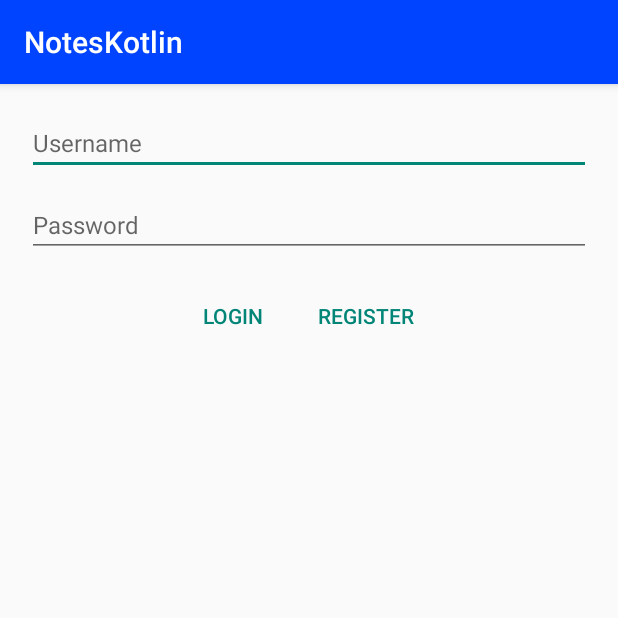
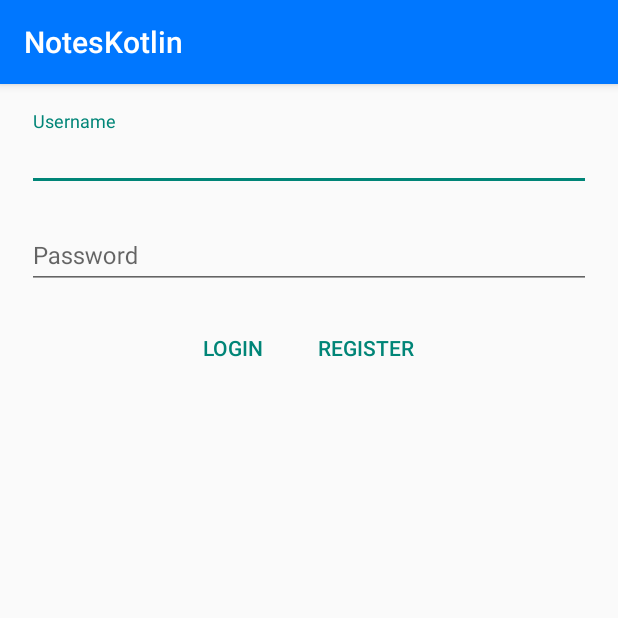
Before and after one commit to matzew/NotesKotlin, an Android app: the screen it shows after launch (LoginActivity), on a phone screen of 412 x 824 dp, the top half of it. Run offline under Robolectric (Android 15) with nearby library versions, the phone set to English and light mode, and no system bars; 1 statement that could not run was skipped.

```diff
--- a/app/src/main/kotlin/com/arconis/kotlin/notes/data/Note.kt
+++ b/app/src/main/kotlin/com/arconis/kotlin/notes/data/Note.kt
@@ -7,10 +7,7 @@ import com.arconis.kotlin.notes.db.NotesTable
 /**
  * Created by lex on 07.12.15.
  */
-data class Note(var id: Long?, val title: String, val content: String, var userId: Long) {
-    constructor(title: String, content: String, userId: Long) : this(null, title, content, userId)
-
-    constructor() : this(null, "", "", -1)
+data class Note(var id: Long? = null, val title: String = "", val content: String = "", var userId: Long = -1) {
 
     fun toContentValues(): ContentValues {
         val values = ContentValues()
--- a/app/src/main/kotlin/com/arconis/kotlin/notes/ui/CreateNoteFragment.kt
+++ b/app/src/main/kotlin/com/arconis/kotlin/notes/ui/CreateNoteFragment.kt
@@ -33,9 +33,9 @@ class CreateNoteFragment : Fragment() {
         listener = context
     }
 
-    override fun onCreateView(inflater: LayoutInflater, container: ViewGroup, savedInstanceState: Bundle?): View? {
+    override fun onCreateView(inflater: LayoutInflater?, container: ViewGroup?, savedInstanceState: Bundle?): View? {
         setHasOptionsMenu(true)
-        return inflater.inflate(R.layout.create_note_fragment, container, false)
+        return inflater?.inflate(R.layout.create_note_fragment, container, false)
     }
 
     override fun onCreateOptionsMenu(menu: Menu, inflater: MenuInflater) {
@@ -51,7 +51,7 @@ class CreateNoteFragment : Fragment() {
     }
 
     private fun saveNote() {
-        val note = Note(title.value(), content.value(), user.id ?: -1)
+        val note = Note(title = title.value(), content = content.value(), userId = user.id ?: -1)
         NoteService(activity).saveNote(note)
         listener?.onNoteCreated(note)
     }
--- a/app/src/main/kotlin/com/arconis/kotlin/notes/ui/LoginActivity.kt
+++ b/app/src/main/kotlin/com/arconis/kotlin/notes/ui/LoginActivity.kt
@@ -30,7 +30,7 @@ class LoginActivity : AppCompatActivity() {
         if (userService.doesUserExist(user.value())) {
             toast(R.string.user_exists)
         } else {
-            val newUser = User(user.value(), password.value())
+            val newUser = User(username = user.value(), password = password.value())
             userService.saveUser(newUser)
             MainActivity.startWithUser(this, newUser)
         }
--- a/app/src/main/kotlin/com/arconis/kotlin/notes/utils/ViewExtensions.kt
+++ b/app/src/main/kotlin/com/arconis/kotlin/notes/utils/ViewExtensions.kt
@@ -56,6 +56,6 @@ class ActivityView<V : View>(private val id: Int) : ReadOnlyProperty<Activity, V
 
 class FragmentView<V : View>(private val id: Int) : ReadOnlyProperty<Fragment, V> {
     override fun getValue(thisRef: Fragment, property: KProperty<*>): V {
-        return thisRef.getView().findViewById(id) as V
+        return thisRef.getView()?.findViewById(id) as V
     }
 }
--- a/app/src/main/res/layout/login_activity.xml
+++ b/app/src/main/res/layout/login_activity.xml
@@ -2,28 +2,41 @@
 <LinearLayout xmlns:android="http://schemas.android.com/apk/res/android"
 			  android:layout_width="match_parent"
 			  android:layout_height="match_parent"
-			  android:layout_margin="@dimen/size_18"
+			  android:layout_margin="@dimen/view_surrounding_margin"
 			  android:orientation="vertical">
+
+	<android.support.design.widget.TextInputLayout
+		android:layout_width="match_parent"
+		android:layout_height="wrap_content"
+		android:layout_marginBottom="@dimen/view_inner_margin">
 
 		<EditText
 			android:id="@+id/login_username"
 			android:layout_width="match_parent"
 			android:layout_height="wrap_content"
-		android:layout_marginBottom="@dimen/size_12"
 			android:ellipsize="end"
 			android:hint="@string/username"
 			android:singleLine="true"
-		android:textSize="@dimen/text_16"/>
+			android:textSize="@dimen/text_medium"/>
+
+	</android.support.design.widget.TextInputLayout>
+
+
+	<android.support.design.widget.TextInputLayout
+		android:layout_width="match_parent"
+		android:layout_height="wrap_content"
+		android:layout_marginBottom="@dimen/view_inner_margin">
 
 		<EditText
 			android:id="@+id/login_password"
 			android:layout_width="match_parent"
 			android:layout_height="wrap_content"
-		android:layout_marginBottom="@dimen/size_12"
 			android:hint="@string/password"
 			android:inputType="textPassword"
 			android:singleLine="true"
-		android:textSize="@dimen/text_16"/>
+			android:textSize="@dimen/text_medium"/>
+
+	</android.support.design.widget.TextInputLayout>
 
 	<LinearLayout
 		android:layout_width="wrap_content"
@@ -36,8 +49,8 @@
 			style="?android:attr/buttonBarButtonStyle"
 			android:layout_width="wrap_content"
 			android:layout_height="wrap_content"
-			android:layout_marginEnd="@dimen/size_12"
-			android:layout_marginRight="@dimen/size_12"
+			android:layout_marginEnd="@dimen/view_inner_margin"
+			android:layout_marginRight="@dimen/view_inner_margin"
 			android:text="@string/login"/>
 
 		<Button
--- a/app/src/main/res/layout/note_item.xml
+++ b/app/src/main/res/layout/note_item.xml
@@ -3,7 +3,7 @@
 			  xmlns:tools="http://schemas.android.com/tools"
 			  android:layout_width="match_parent"
 			  android:layout_height="match_parent"
-			  android:padding="@dimen/surrounding"
+			  android:padding="@dimen/view_inner_margin"
 			  android:orientation="vertical">
 
 	<TextView
--- a/app/src/main/res/values/dimens.xml
+++ b/app/src/main/res/values/dimens.xml
@@ -1,9 +1,9 @@
 <?xml version="1.0" encoding="utf-8"?>
 <resources>
+	<dimen name="view_inner_margin">12dp</dimen>
+	<dimen name="view_surrounding_margin">18dp</dimen>
+
 	<dimen name="note_title_size">18sp</dimen>
-	<dimen name="surrounding">12dp</dimen>
+	<dimen name="text_medium">16sp</dimen>
 	<dimen name="note_content_size">12sp</dimen>
-	<dimen name="size_12">12dp</dimen>
-	<dimen name="text_16">16sp</dimen>
-	<dimen name="size_18">18dp</dimen>
 </resources>
--- a/app/src/main/res/values/integers.xml
+++ /dev/null
@@ -1,4 +0,0 @@
-<?xml version="1.0" encoding="utf-8"?>
-<resources>
-	<integer name="note_lines">5</integer>
-</resources>
--- a/app/src/main/res/values/styles.xml
+++ b/app/src/main/res/values/styles.xml
@@ -2,8 +2,8 @@
 
 	<!-- Base application theme. -->
 	<style name="AppTheme" parent="Theme.AppCompat.Light.DarkActionBar">
-		<item name="colorPrimary">#0044FF</item>
-		<item name="colorPrimaryDark">#0011FF</item>
+		<item name="colorPrimary">#0077FF</item>
+		<item name="colorPrimaryDark">#0044FF</item>
 		<!-- Customize your theme here. -->
 	</style>
 
--- a/build.gradle
+++ b/build.gradle
@@ -5,7 +5,7 @@ buildscript {
         jcenter()
     }
     dependencies {
-        classpath 'com.android.tools.build:gradle:1.3.0'
+        classpath 'com.android.tools.build:gradle:1.5.0'
     }
 }
 
```
Also changed, not shown: app/build.gradle (+6 -5 lines), app/src/main/kotlin/com/arconis/kotlin/notes/data/User.kt (+3 -5 lines), app/src/main/kotlin/com/arconis/kotlin/notes/ui/MainFragment.kt (+4 -13 lines), app/src/main/res/layout/create_note_fragment.xml (+16 -6 lines), app/src/main/res/layout/main_fragment.xml (+18 -4 lines), app/src/main/res/menu/main_menu.xml (deleted, +0 -10 lines). Lines whose indentation alone changed are shown as unchanged.
